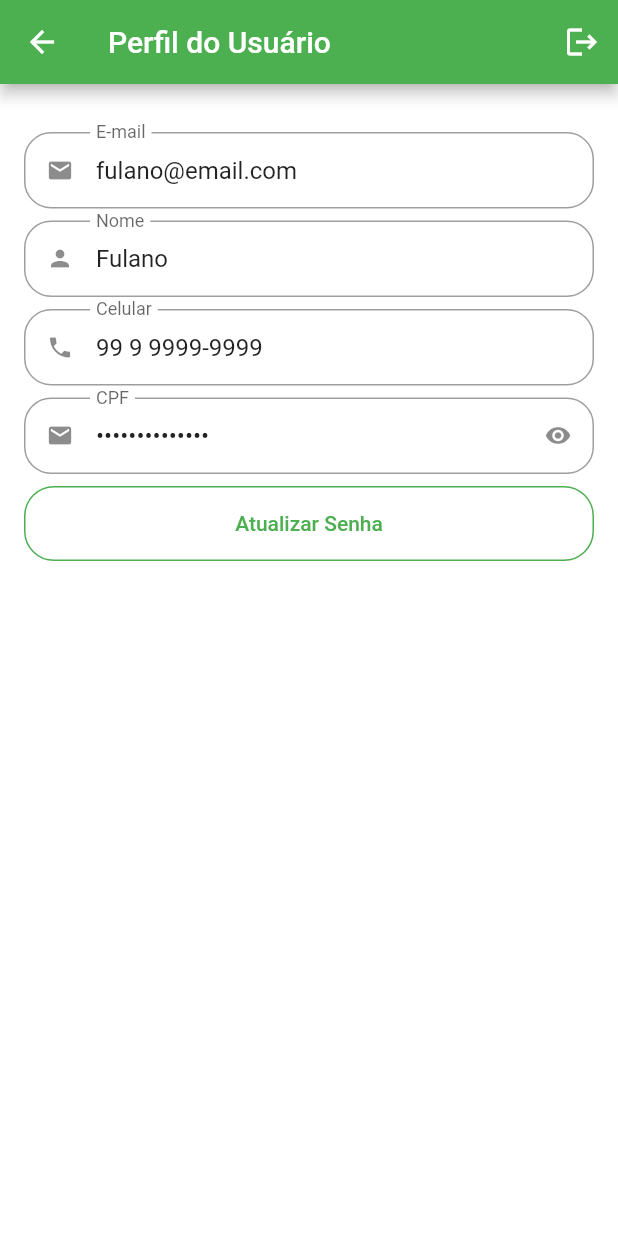
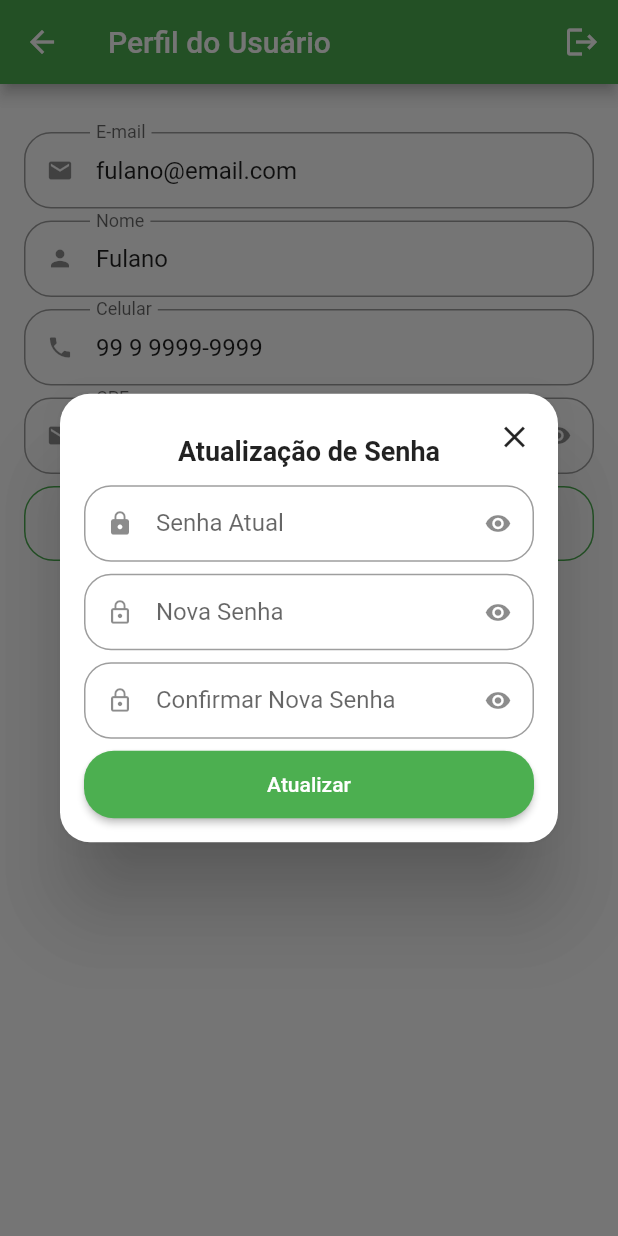
Before and after one commit to o-Angelo/flutter-and-getX, a Flutter app: the ProfileTab screen opened directly, after a tap on "Atualizar Senha", on a phone screen of 412 x 824 dp. Run offline on Flutter 3.47's test engine with Material 2 defaults, Android fonts, the phone set to English and light mode, and no system bars; our stand-ins replace animated_text_kit, badges, mask_text_input_formatter.

Commit message:
Profile UI | Change Password Dialogi

```diff
--- a/lib/src/pages/profile/profile_tab.dart
+++ b/lib/src/pages/profile/profile_tab.dart
@@ -2,9 +2,14 @@ import 'package:flutter/material.dart';
 import 'package:quitanda/src/pages/common_widgets/custom_text_field.dart';
 import 'package:quitanda/src/config/app_data.dart' as appData;
 
-class ProfileTab extends StatelessWidget {
+class ProfileTab extends StatefulWidget {
   const ProfileTab({super.key});
 
+  @override
+  State<ProfileTab> createState() => _ProfileTabState();
+}
+
+class _ProfileTabState extends State<ProfileTab> {
   @override
   Widget build(BuildContext context) {
     return Scaffold(
@@ -60,7 +65,9 @@ class ProfileTab extends StatelessWidget {
           SizedBox(
             height: 50,
             child: OutlinedButton(
-              onPressed: () {},
+              onPressed: () {
+                updatePassword();
+              },
               style: OutlinedButton.styleFrom(
                 shape: RoundedRectangleBorder(
                   borderRadius: BorderRadius.circular(20),
@@ -76,4 +83,85 @@ class ProfileTab extends StatelessWidget {
       ),
     );
   }
+
+  Future<bool?> updatePassword() {
+    return showDialog(
+        context: context,
+        builder: (context) {
+          return Dialog(
+            shape: RoundedRectangleBorder(
+              borderRadius: BorderRadius.circular(20),
+            ),
+            child: Stack(
+              children: [
+                Padding(
+                  padding: const EdgeInsets.all(16),
+                  child: Column(
+                    mainAxisSize: MainAxisSize.min,
+                    crossAxisAlignment: CrossAxisAlignment.stretch,
+                    children: [
+                      const Padding(
+                        padding: EdgeInsets.symmetric(vertical: 12),
+                        child: Text(
+                          'Atualização de Senha',
+                          textAlign: TextAlign.center,
+                          style: TextStyle(
+                            fontSize: 18,
+                            fontWeight: FontWeight.bold,
+                          ),
+                        ),
+                      ),
+
+                      // senha atual
+                      const CustomTextField(
+                        icon: Icons.lock,
+                        label: 'Senha Atual',
+                        isSecret: true,
+                      ),
+
+                      // nova senha
+                      const CustomTextField(
+                        icon: Icons.lock_outline,
+                        label: 'Nova Senha',
+                        isSecret: true,
+                      ),
+
+                      // confirmar nova senha
+                      const CustomTextField(
+                        icon: Icons.lock_outline,
+                        label: 'Confirmar Nova Senha',
+                        isSecret: true,
+                      ),
+
+                      // botao atualizar
+                      SizedBox(
+                        height: 45,
+                        child: ElevatedButton(
+                          onPressed: () {},
+                          style: ElevatedButton.styleFrom(
+                            shape: RoundedRectangleBorder(
+                              borderRadius: BorderRadius.circular(20),
+                            ),
+                          ),
+                          child: const Text('Atualizar'),
+                        ),
+                      )
+                    ],
+                  ),
+                ),
+                Positioned(
+                  top: 5,
+                  right: 5,
+                  child: IconButton(
+                    onPressed: () {
+                      Navigator.of(context).pop();
+                    },
+                    icon: const Icon(Icons.close),
+                  ),
+                ),
+              ],
+            ),
+          );
+        });
+  }
 }
```
